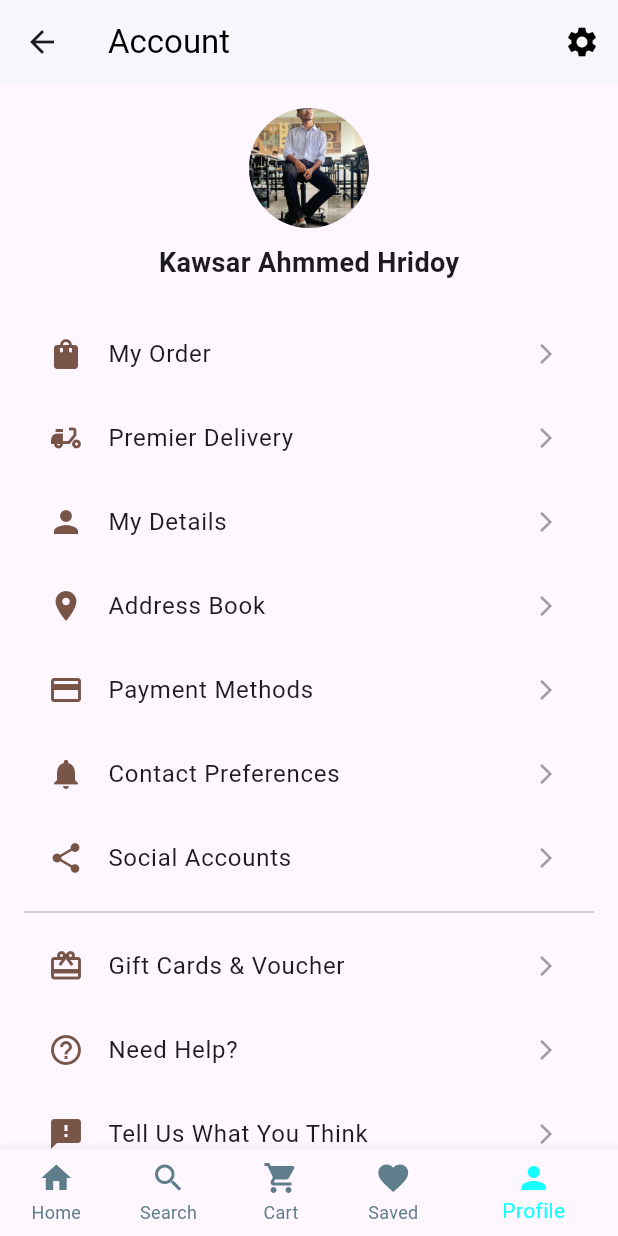
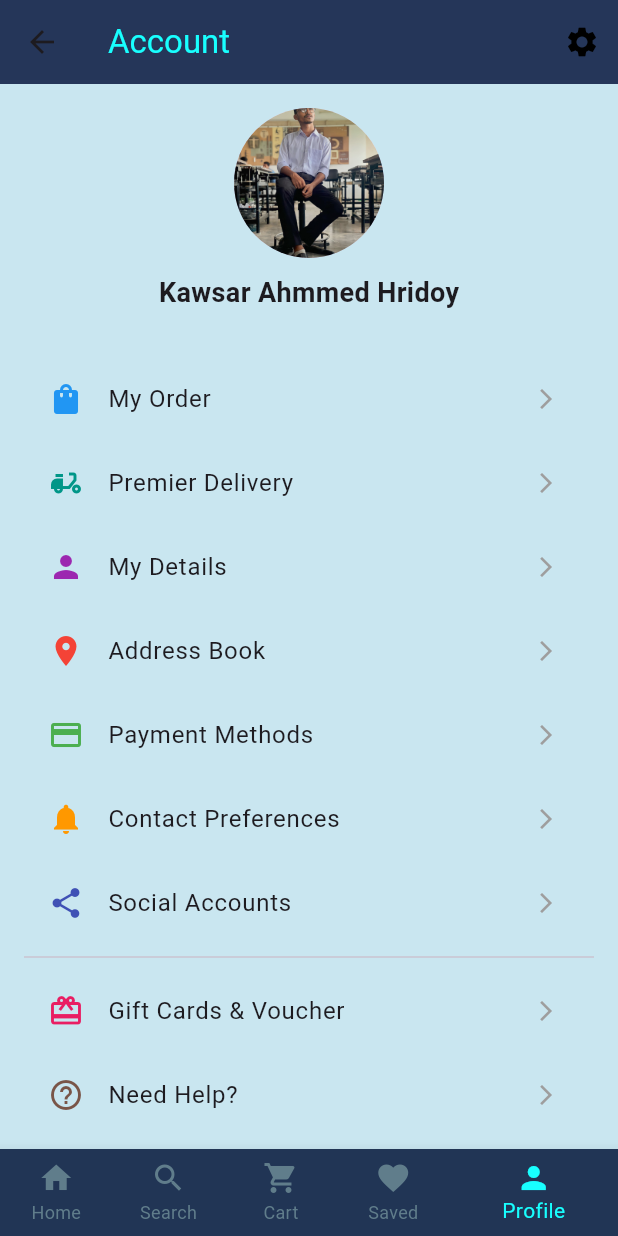
Before and after one commit to kawsar-ahmmed-hridoy/Shopping-Site, a Flutter app: the ProfilePage screen opened directly, on a phone screen of 412 x 824 dp. Run offline on Flutter 3.47's test engine with Material 3 defaults, Android fonts, the phone set to English and light mode, and no system bars.

Commit message:
made changes in Accounts.

```diff
--- a/lib/Screens/Profile/ProfilePage.dart
+++ b/lib/Screens/Profile/ProfilePage.dart
@@ -1,5 +1,6 @@
 import 'package:flutter/material.dart';
 import 'package:shopping_site/Screens/Cart/CartPage.dart';
+import 'package:shopping_site/Screens/Cart/OrdersPage.dart';
 import 'package:shopping_site/Screens/Favorite/SaveItemPage.dart';
 import 'package:shopping_site/Screens/Home/HomePage.dart';
 import 'package:shopping_site/Screens/Search/SearchPage.dart';
@@ -9,15 +10,16 @@ class ProfilePage extends StatelessWidget {
   @override
   Widget build(BuildContext context) {
     return Scaffold(
+      backgroundColor: Color(0xFFC9E6F0),
       appBar: AppBar(
-        backgroundColor: Colors.white,
+        backgroundColor: Color(0xFF213555),
         elevation: 1,
-        title: Text("Account", style: TextStyle(color: Colors.black)),
+        title: Text("Account", style: TextStyle(color: Colors.cyanAccent)),
         actions: [
           IconButton(
             icon: Icon(Icons.settings, color: Colors.black),
             onPressed: () {
-              /*pore kora lagbe*/
+              /* Future Implementation */
             },
           ),
         ],
@@ -28,30 +30,35 @@ class ProfilePage extends StatelessWidget {
           Column(
             children: [
               CircleAvatar(
-                radius: 40,
+                radius: 50,
                 backgroundImage: AssetImage('assets/additionals/hridoy.jpg'),
+                child: Container(
+                  decoration: BoxDecoration(
+                    shape: BoxShape.circle,
+                    color: Colors.black.withOpacity(0.1),
+                  ),
+                ),
               ),
               SizedBox(height: 10),
-              Text("Kawsar Ahmmed Hridoy", style: TextStyle(fontSize: 18, fontWeight: FontWeight.bold)),
-              SizedBox(height: 20),
+              Text(
+                "Kawsar Ahmmed Hridoy",
+                style: TextStyle(fontSize: 18, fontWeight: FontWeight.bold),
+              ),
+              SizedBox(height: 30),
             ],
           ),
-          _buildListTile(context, Icons.shopping_bag, "My Order", () {}),
-          _buildListTile(context, Icons.delivery_dining, "Premier Delivery", () {}),
-          _buildListTile(context, Icons.person, "My Details", () {}),
-          _buildListTile(context, Icons.location_on, "Address Book", () {}),
-          _buildListTile(context, Icons.payment, "Payment Methods", () {}),
-          _buildListTile(context, Icons.notifications, "Contact Preferences", () {}),
-          _buildListTile(context, Icons.share, "Social Accounts", () {}), Divider(),
-          _buildListTile(context, Icons.card_giftcard, "Gift Cards & Voucher", () {}),
-          _buildListTile(context, Icons.help_outline, "Need Help?", () {}),
-          _buildListTile(context, Icons.feedback, "Tell Us What You Think", () {}),
-          _buildListTile(context, Icons.logout, "Sign Out", () {
-            Navigator.push(
-              context,
-              MaterialPageRoute(builder: (context) => SigninScreen()),
-            );
-          }),
+          _buildListTile(context, Icons.shopping_bag, "My Order", Colors.blue, () {Navigator.push(context, MaterialPageRoute(builder: (context) => OrdersPage()),);}),
+          _buildListTile(context, Icons.delivery_dining, "Premier Delivery", Colors.teal, () {}),
+          _buildListTile(context, Icons.person, "My Details", Colors.purple, () {}),
+          _buildListTile(context, Icons.location_on, "Address Book", Colors.red, () {}),
+          _buildListTile(context, Icons.payment, "Payment Methods", Colors.green, () {}),
+          _buildListTile(context, Icons.notifications, "Contact Preferences", Colors.orange, () {}),
+          _buildListTile(context, Icons.share, "Social Accounts", Colors.indigo, () {}),
+          Divider(),
+          _buildListTile(context, Icons.card_giftcard, "Gift Cards & Voucher", Colors.pink, () {}),
+          _buildListTile(context, Icons.help_outline, "Need Help?", Colors.brown, () {}),
+          _buildListTile(context, Icons.feedback, "Tell Us What You Think", Colors.cyan, () {}),
+          _buildListTile(context, Icons.logout, "Sign Out", Colors.blueAccent, () {Navigator.push(context, MaterialPageRoute(builder: (context) => SigninScreen()),);}),
         ],
       ),
       bottomNavigationBar: BottomNavigationBar(
@@ -62,28 +69,31 @@ class ProfilePage extends StatelessWidget {
         onTap: (index) {
           if (index == 0) {
             Navigator.push(context, MaterialPageRoute(builder: (context) => HomePage()));
-          } if (index == 1) {
+          }
+          if (index == 1) {
             Navigator.push(context, MaterialPageRoute(builder: (context) => SearchPage()));
-          } if (index == 2) {
+          }
+          if (index == 2) {
             Navigator.push(context, MaterialPageRoute(builder: (context) => CartPage()));
-          } if (index == 3) {
+          }
+          if (index == 3) {
             Navigator.push(context, MaterialPageRoute(builder: (context) => SaveItemPage()));
           }
         },
         items: [
-          BottomNavigationBarItem(icon: Icon(Icons.home), label: "Home"),
-          BottomNavigationBarItem(icon: Icon(Icons.search), label: "Search"),
-          BottomNavigationBarItem(icon: Icon(Icons.shopping_cart), label: "Cart"),
-          BottomNavigationBarItem(icon: Icon(Icons.favorite), label: "Saved"),
-          BottomNavigationBarItem(icon: Icon(Icons.person), label: "Profile"),
+          BottomNavigationBarItem(backgroundColor: Color(0xFF213555), icon: Icon(Icons.home), label: "Home"),
+          BottomNavigationBarItem(backgroundColor: Color(0xFF213555), icon: Icon(Icons.search), label: "Search"),
+          BottomNavigationBarItem(backgroundColor: Color(0xFF213555), icon: Icon(Icons.shopping_cart), label: "Cart"),
+          BottomNavigationBarItem(backgroundColor: Color(0xFF213555), icon: Icon(Icons.favorite), label: "Saved"),
+          BottomNavigationBarItem(backgroundColor: Color(0xFF213555), icon: Icon(Icons.person), label: "Profile"),
         ],
       ),
     );
   }
 
-  Widget _buildListTile(BuildContext context, IconData icon, String title, VoidCallback onTap) {
+  Widget _buildListTile(BuildContext context, IconData icon, String title, Color color, VoidCallback onTap) {
     return ListTile(
-      leading: Icon(icon, color: Colors.brown),
+      leading: Icon(icon, color: color),
       title: Text(title),
       trailing: Icon(Icons.arrow_forward_ios, size: 16, color: Colors.grey),
       onTap: onTap,
```
